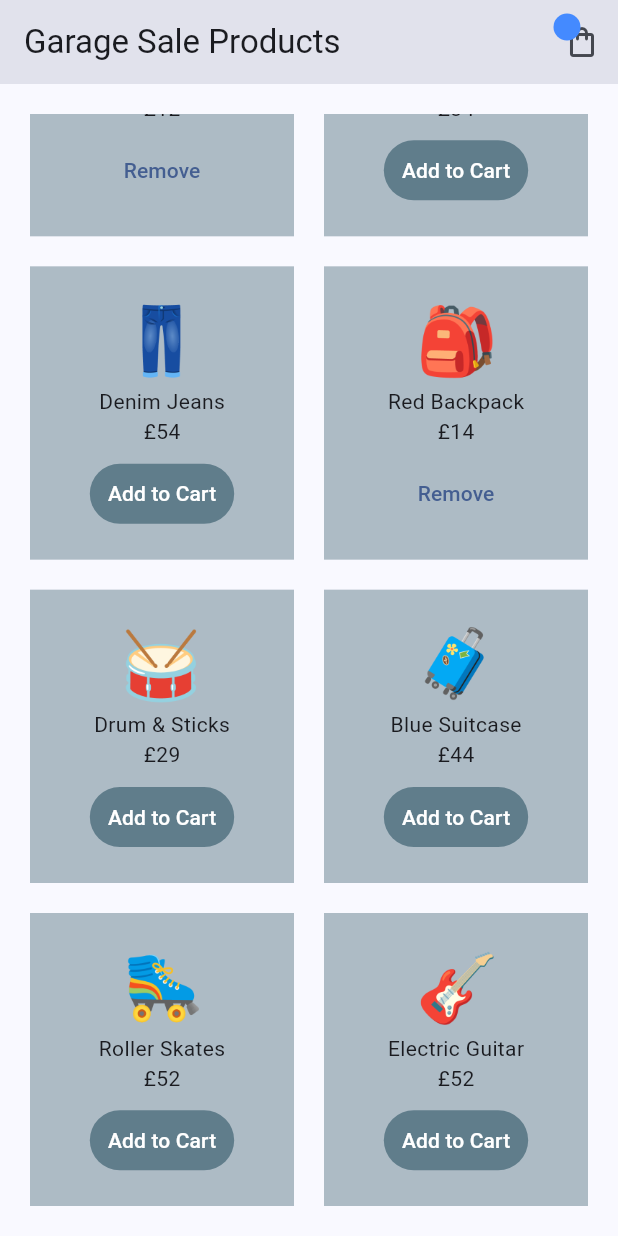
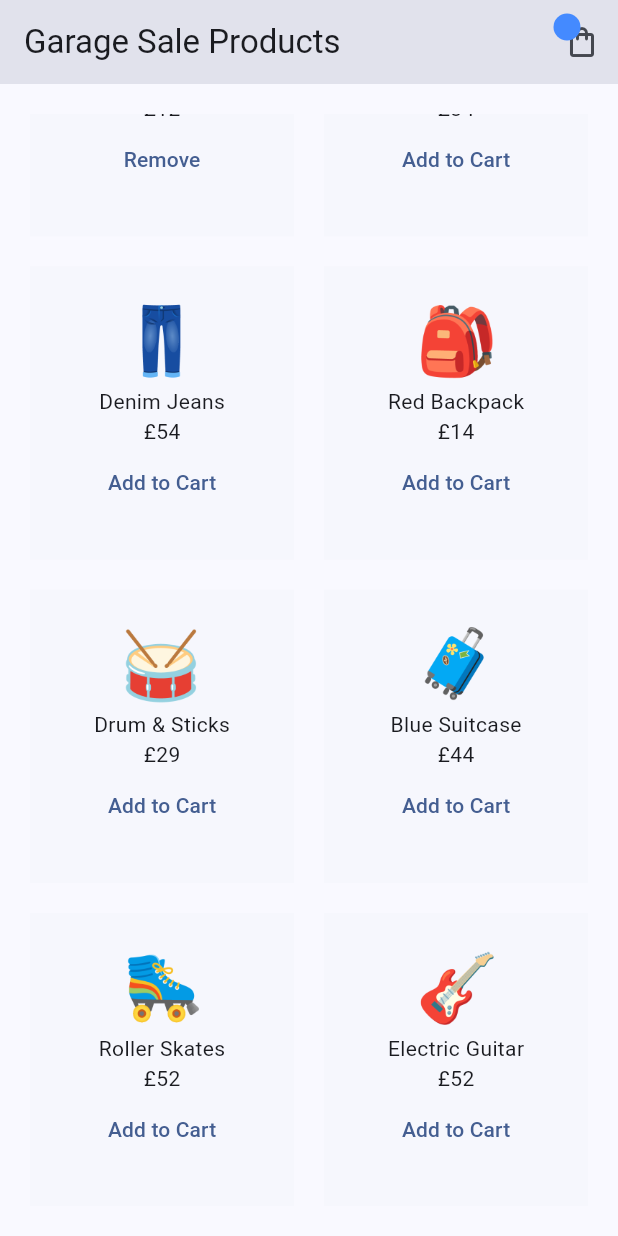
Before and after one commit to tertiussc/flutter_riverpod, a Flutter app: the screen it shows after launch, scrolled down 114 dp, after a tap on "Add to Cart", on a phone screen of 412 x 824 dp. Run offline on Flutter 3.47's test engine with Material 3 defaults, Android fonts, the phone set to English and light mode, and no system bars; our stand-ins replace flutter_riverpod, riverpod_annotation; generated files the repository leaves out were written again.

Commit message:
Added a generated provider

```diff
--- a/lib/providers/cart_provider.dart
+++ b/lib/providers/cart_provider.dart
@@ -1,14 +1,17 @@
-/* Cart Notifier to update state and notify listeners */
-import 'package:flutter_riverpod/flutter_riverpod.dart';
 import 'package:flutter_riverpod_app/models/product.dart';
+import 'package:riverpod_annotation/riverpod_annotation.dart';
 
-class CartNotifier extends Notifier<Set<Product>> {
+part 'cart_provider.g.dart';
+
+// Generated notifier providers
+
+@riverpod
+class CartNotifier extends _$CartNotifier {
   @override
   Set<Product> build() {
-    return const {Product(id: '4', title: 'Red Backpack', price: 14, image: 'assets/products/backpack.png')};
+    return {};
   }
 
-  // methods to update state
   void addProduct(Product product) {
     if (!state.contains(product)) {
       state = {...state, product};
@@ -17,11 +20,7 @@ class CartNotifier extends Notifier<Set<Product>> {
 
   void removeProduct(Product product) {
     if (state.contains(product)) {
-      state = state.where((element) => element.id != product.id).toSet();
+      state = state.where((p) => p.id != product.id).toSet();
     }
   }
 }
-
-final cartNotifierProvider = NotifierProvider<CartNotifier, Set<Product>>(() {
-  return CartNotifier();
-});
--- a/lib/screens/cart/cart_screen.dart
+++ b/lib/screens/cart/cart_screen.dart
@@ -15,7 +15,7 @@ class _CartScreenState extends ConsumerState<CartScreen> {
   @override
   Widget build(BuildContext context) {
     // Create provider
-    final cartProducts = ref.watch(cartNotifierProvider);
+    final cartProducts = ref.watch(cartProvider);
 
     return Scaffold(
       appBar: AppBar(
--- a/lib/screens/home/home_screen.dart
+++ b/lib/screens/home/home_screen.dart
@@ -4,12 +4,13 @@ import 'package:flutter_riverpod_app/providers/cart_provider.dart';
 import 'package:flutter_riverpod_app/providers/products_provider.dart';
 import 'package:flutter_riverpod_app/shared/cart_icon.dart';
 
-// replace stateless with Consumer state so that it can access the provider state, this is only for Stateless widgets
 class HomeScreen extends ConsumerWidget {
+  const HomeScreen({super.key});
+
   @override
   Widget build(BuildContext context, WidgetRef ref) {
     final allProducts = ref.watch(productsProvider);
-    final cartProducts = ref.watch(cartNotifierProvider);
+    final cartProducts = ref.watch(cartProvider);
 
     return Scaffold(
       appBar: AppBar(title: const Text('Garage Sale Products'), actions: const [CartIcon()]),
@@ -26,27 +27,26 @@ class HomeScreen extends ConsumerWidget {
           itemBuilder: (context, index) {
             return Container(
               padding: const EdgeInsets.all(20),
-              color: Colors.blueGrey.withValues(alpha: 0.5),
+              color: Colors.blueGrey.withAlpha(5),
               child: Column(
                 children: [
                   Image.asset(allProducts[index].image, width: 60, height: 60),
                   Text(allProducts[index].title),
                   Text('£${allProducts[index].price}'),
-                  Expanded(child: SizedBox()),
-                  // Dynamically add button depending on if the product is in the cart
+
                   if (cartProducts.contains(allProducts[index]))
                     TextButton(
                       onPressed: () {
-                        ref.read(cartNotifierProvider.notifier).removeProduct(allProducts[index]);
+                        ref.read(cartProvider.notifier).removeProduct(allProducts[index]);
                       },
                       child: const Text('Remove'),
                     ),
+
                   if (!cartProducts.contains(allProducts[index]))
                     TextButton(
                       onPressed: () {
-                        ref.read(cartNotifierProvider.notifier).addProduct(allProducts[index]);
+                        ref.read(cartProvider.notifier).addProduct(allProducts[index]);
                       },
-                      style: TextButton.styleFrom(backgroundColor: Colors.blueGrey, foregroundColor: Colors.white),
                       child: const Text('Add to Cart'),
                     ),
                 ],
```
Also changed, not shown: lib/providers/cart_provider.g.dart (added).
